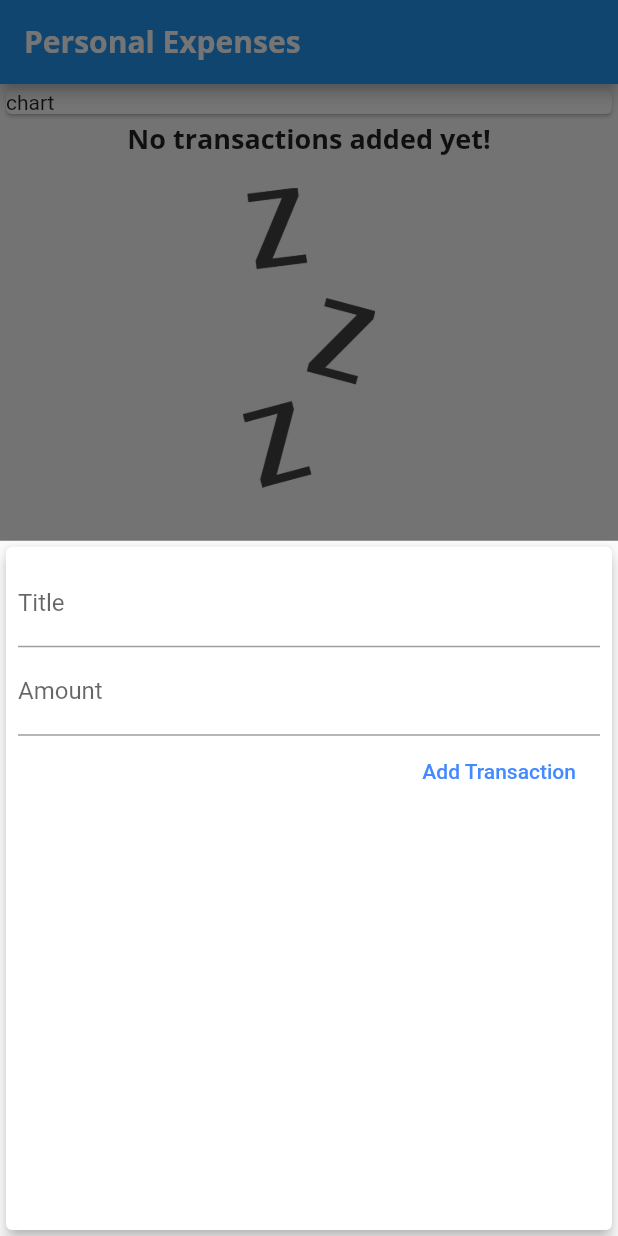
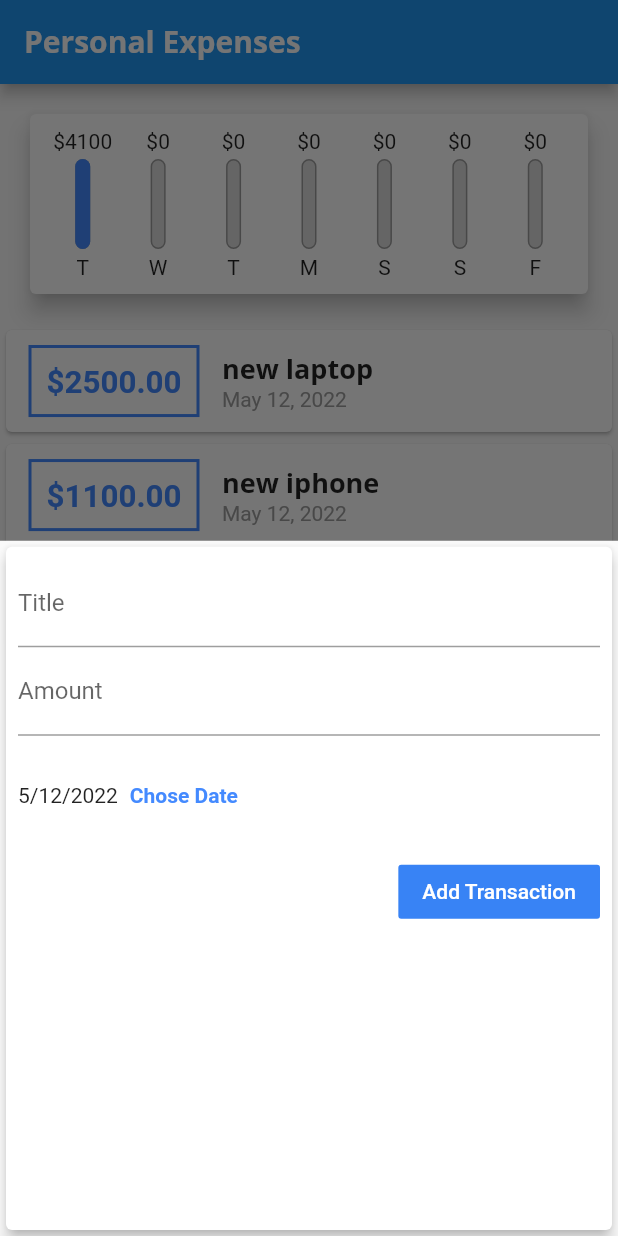
Before and after one commit to vladislavkovaliov/personal-expenses-app, a Flutter app: the screen it shows after launch, after a tap on the "add" icon, on a phone screen of 412 x 824 dp. Run offline on Flutter 3.47's test engine with Material 2 defaults, Android fonts, the phone set to English and light mode, and no system bars.

Commit message:
adds date picker

```diff
--- a/lib/main.dart
+++ b/lib/main.dart
@@ -2,6 +2,7 @@ import 'dart:ui';
 
 import 'package:flutter/material.dart';
 import 'package:personal_expenses_app/models/transaction.dart';
+import 'package:personal_expenses_app/widgets/Chart.dart';
 import 'package:personal_expenses_app/widgets/NewTransaction.dart';
 import 'package:personal_expenses_app/widgets/TransactionsList.dart';
 
@@ -12,21 +13,11 @@ void main() {
 class MyApp extends StatelessWidget {
   const MyApp({Key? key}) : super(key: key);
 
-  // This widget is the root of your application.
   @override
   Widget build(BuildContext context) {
     return MaterialApp(
       title: 'Personal Expenses',
       theme: ThemeData(
-        // This is the theme of your application.
-        //
-        // Try running your application with "flutter run". You'll see the
-        // application has a blue toolbar. Then, without quitting the app, try
-        // changing the primarySwatch below to Colors.green and then invoke
-        // "hot reload" (press "r" in the console where you ran "flutter run",
-        // or simply save your changes to "hot reload" in a Flutter IDE).
-        // Notice that the counter didn't reset back to zero; the application
-        // is not restarted.
         primaryColor: Colors.blueAccent,
         fontFamily: 'Quicksand',
         textTheme: ThemeData.light().textTheme.copyWith(
@@ -60,32 +51,46 @@ class MyHomePage extends StatefulWidget {
 
 class _MyHomePageState extends State<MyHomePage> {
   final List<Transaction> transactions = [
-    // Transaction(
-    //   id: '1',
-    //   title: "new laptop",
-    //   amount: 2500,
-    //   date: DateTime.now(),
-    // ),
-    // Transaction(
-    //   id: '1',
-    //   title: "new iphone",
-    //   amount: 1100,
-    //   date: DateTime.now(),
-    // ),
-    // Transaction(
-    //   id: '1',
-    //   title: "new tv",
-    //   amount: 500,
-    //   date: DateTime.now(),
-    // ),
+    Transaction(
+      id: '1',
+      title: "new laptop",
+      amount: 2500,
+      date: DateTime.now(),
+    ),
+    Transaction(
+      id: '1',
+      title: "new iphone",
+      amount: 1100,
+      date: DateTime.now(),
+    ),
+    Transaction(
+      id: '1',
+      title: "new tv",
+      amount: 500,
+      date: DateTime.now(),
+    ),
   ];
 
-  void addTransaction(String title, double amount) {
+  List<Transaction> get recentTransactions {
+    return transactions
+        .where(
+          (element) => element.date.isAfter(
+            DateTime.now().subtract(
+              const Duration(
+                days: 7,
+              ),
+            ),
+          ),
+        )
+        .toList();
+  }
+
+  void addTransaction(String title, double amount, DateTime date) {
     final newTransaction = Transaction(
       id: DateTime.now().toString(),
       title: title,
       amount: amount,
-      date: DateTime.now(),
+      date: date,
     );
 
     setState(() {
@@ -96,10 +101,12 @@ class _MyHomePageState extends State<MyHomePage> {
   void startNewTransaction(BuildContext context) {
     showModalBottomSheet(
       context: context,
-      builder: (ctx) {
+      builder: (_) {
         return GestureDetector(
           child: NewTransaction(addTransaction),
-          onTap: () {},
+          onTap: () {
+            FocusScope.of(context).requestFocus(new FocusNode());
+          },
           behavior: HitTestBehavior.opaque,
         );
       },
@@ -118,12 +125,7 @@ class _MyHomePageState extends State<MyHomePage> {
         child: Column(
           mainAxisAlignment: MainAxisAlignment.start,
           children: [
-            Container(
-              width: double.infinity,
-              child: const Card(
-                child: Text("chart"),
-              ),
-            ),
+            Chart(recentTransactions),
             TransactionsList(transactions),
           ],
         ),
--- /dev/null
+++ b/lib/widgets/Chart.dart
@@ -0,0 +1,69 @@
+import 'package:flutter/material.dart';
+import 'package:intl/intl.dart';
+import 'package:personal_expenses_app/models/transaction.dart';
+import 'package:personal_expenses_app/widgets/ChartBar.dart';
+
+class Chart extends StatelessWidget {
+  final List<Transaction> recentTransactions;
+
+  const Chart(this.recentTransactions, {Key? key}) : super(key: key);
+
+  List<Map<String, Object>> get groupedTransactionsValues {
+    return List.generate(7, (index) {
+      final weekDay = DateTime.now().subtract(
+        Duration(
+          days: index,
+        ),
+      );
+
+      double totalSum = 0.0;
+
+      for (var element in recentTransactions) {
+        final isSameDay = element.date.day == weekDay.day;
+        final isSameMonth = element.date.month == weekDay.month;
+        final isSameYear = element.date.year == weekDay.year;
+
+        if (isSameYear && isSameMonth && isSameDay) {
+          totalSum += element.amount;
+        }
+      }
+
+      return {
+        "day": DateFormat.E().format(weekDay).substring(0, 1),
+        "amount": totalSum,
+      };
+    });
+  }
+
+  double get totalSpending {
+    return groupedTransactionsValues.fold(0.0, (acc, element) {
+      return acc + (element["amount"] as double);
+    });
+  }
+
+  @override
+  Widget build(BuildContext context) {
+    return Card(
+      elevation: 6,
+      margin: const EdgeInsets.all(20),
+      child: Padding(
+        padding: const EdgeInsets.all(10.0),
+        child: Row(
+          mainAxisAlignment: MainAxisAlignment.spaceAround,
+          children: groupedTransactionsValues.map((data) {
+            return Flexible(
+              fit: FlexFit.tight,
+              child: ChartBar(
+                data["day"] as String,
+                data["amount"] as double,
+                totalSpending == 0.0
+                    ? 0.0
+                    : (data["amount"] as double) / totalSpending,
+              ),
+            );
+          }).toList(),
+        ),
+      ),
+    );
+  }
+}
--- /dev/null
+++ b/lib/widgets/ChartBar.dart
@@ -0,0 +1,56 @@
+import 'package:flutter/material.dart';
+
+class ChartBar extends StatelessWidget {
+  final String label;
+  final double spendingAmount;
+  final double spendingPercentOfTotal;
+
+  const ChartBar(this.label, this.spendingAmount, this.spendingPercentOfTotal,
+      {Key? key})
+      : super(key: key);
+
+  @override
+  Widget build(BuildContext context) {
+    return Column(
+      children: [
+        FittedBox(
+          child: Text('\$${spendingAmount.toStringAsFixed(0)}'),
+        ),
+        const SizedBox(
+          height: 4,
+        ),
+        Container(
+          height: 60,
+          width: 10,
+          child: Stack(
+            children: [
+              Container(
+                decoration: BoxDecoration(
+                  color: Color.fromRGBO(220, 220, 220, 1),
+                  borderRadius: BorderRadius.circular(20),
+                  border: Border.all(
+                    color: Colors.grey,
+                    width: 1,
+                  ),
+                ),
+              ),
+              FractionallySizedBox(
+                heightFactor: spendingPercentOfTotal,
+                child: Container(
+                  decoration: BoxDecoration(
+                    borderRadius: BorderRadius.circular(10),
+                    color: Theme.of(context).primaryColor,
+                  ),
+                ),
+              ),
+            ],
+          ),
+        ),
+        const SizedBox(
+          height: 4,
+        ),
+        Text(label),
+      ],
+    );
+  }
+}
--- a/lib/widgets/NewTransaction.dart
+++ b/lib/widgets/NewTransaction.dart
@@ -1,4 +1,5 @@
 import 'package:flutter/material.dart';
+import 'package:intl/intl.dart';
 
 class NewTransaction extends StatefulWidget {
   final Function addTransaction;
@@ -13,9 +14,17 @@ class _NewTransactionState extends State<NewTransaction> {
   final titleController = TextEditingController();
   final amountController = TextEditingController();
 
+  DateTime selectedDate = DateTime.now();
+
   void submitData() {
     final title = titleController.text;
-    final amount = double.parse(amountController.text);
+    final amount;
+
+    if (amountController.text.isEmpty) {
+      amount = 0;
+    } else {
+      amount = double.parse(amountController.text);
+    }
 
     if (title.isEmpty || amount <= 0) {
       return;
@@ -24,9 +33,25 @@ class _NewTransactionState extends State<NewTransaction> {
     widget.addTransaction(
       title,
       amount,
+      selectedDate,
     );
 
     Navigator.of(context).pop();
+  }
+
+  void presentDatePicker() {
+    showDatePicker(
+      context: context,
+      initialDate: DateTime.now(),
+      firstDate: DateTime(2021, 1, 1),
+      lastDate: DateTime.now(),
+    ).then((pressedDate) {
+      if (pressedDate == null) return;
+
+      setState(() {
+        selectedDate = pressedDate;
+      });
+    });
   }
 
   @override
@@ -40,25 +65,54 @@ class _NewTransactionState extends State<NewTransaction> {
           children: [
             TextField(
               controller: titleController,
-              onSubmitted: (_) => submitData(),
-              decoration: InputDecoration(
+              decoration: const InputDecoration(
                 labelText: 'Title',
               ),
             ),
             TextField(
               controller: amountController,
               keyboardType: TextInputType.number,
-              onSubmitted: (_) => submitData(),
-              decoration: InputDecoration(
+              decoration: const InputDecoration(
                 labelText: 'Amount',
               ),
             ),
-            FlatButton(
+            Container(
+              height: 80,
+              child: Row(
+                children: [
+                  Text(
+                    selectedDate == null
+                        ? 'No Date Chonsen!'
+                        : DateFormat.yMd().format(selectedDate),
+                  ),
+                  TextButton(
+                    onPressed: () => presentDatePicker(),
+                    child: Text(
+                      "Chose Date",
+                      style: TextStyle(
+                        color: Theme.of(context).primaryColor,
+                        fontWeight: FontWeight.bold,
+                      ),
+                    ),
+                  )
+                ],
+              ),
+            ),
+            TextButton(
+              style: ElevatedButton.styleFrom(
+                onPrimary: Colors.black87,
+                primary: Color.fromARGB(255, 56, 131, 245),
+                minimumSize: Size(88, 36),
+                padding: EdgeInsets.symmetric(horizontal: 16),
+                shape: const RoundedRectangleBorder(
+                  borderRadius: BorderRadius.all(Radius.circular(2)),
+                ),
+              ),
               onPressed: submitData,
               child: const Text(
                 'Add Transaction',
                 style: TextStyle(
-                  color: Colors.blueAccent,
+                  color: Color.fromARGB(255, 255, 255, 255),
                 ),
               ),
             ),
--- a/lib/widgets/TransactionsList.dart
+++ b/lib/widgets/TransactionsList.dart
@@ -18,10 +18,10 @@ class TransactionsList extends StatelessWidget {
                   'No transactions added yet!',
                   style: Theme.of(context).textTheme.headline6,
                 ),
-                SizedBox(
+                const SizedBox(
                   height: 20,
                 ),
-                Container(
+                SizedBox(
                     height: 200,
                     child: Image.asset(
                       'assets/images/waiting.png',
@@ -35,7 +35,7 @@ class TransactionsList extends StatelessWidget {
                   child: Row(
                     children: <Widget>[
                       Container(
-                        margin: EdgeInsets.symmetric(
+                        margin: const EdgeInsets.symmetric(
                           vertical: 10,
                           horizontal: 15,
                         ),
@@ -45,13 +45,18 @@ class TransactionsList extends StatelessWidget {
                             width: 2,
                           ),
                         ),
-                        padding: EdgeInsets.all(10),
+                        padding: const EdgeInsets.all(10),
+                        child: SizedBox(
+                          width: 90,
+                          child: FittedBox(
                             child: Text(
                               '\$${transactions[index].amount.toStringAsFixed(2)}',
                               style: TextStyle(
                                 fontWeight: FontWeight.bold,
                                 fontSize: 20,
                                 color: Theme.of(context).primaryColor,
+                              ),
+                            ),
                           ),
                         ),
                       ),
@@ -64,7 +69,7 @@ class TransactionsList extends StatelessWidget {
                           ),
                           Text(
                             DateFormat.yMMMd().format(transactions[index].date),
-                            style: TextStyle(
+                            style: const TextStyle(
                               color: Colors.grey,
                             ),
                           ),
```
Lines whose indentation alone changed are shown as unchanged.
